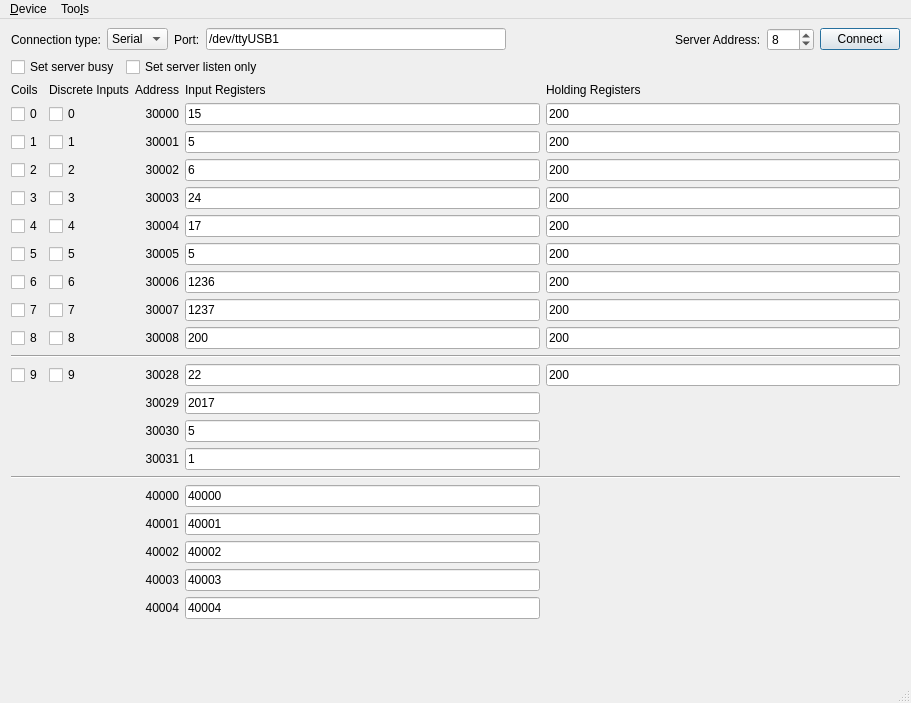
Above: Imitator/mainwindow.ui from Aleksey710/climatecontrolsystem before the change. Below: the same form after it.
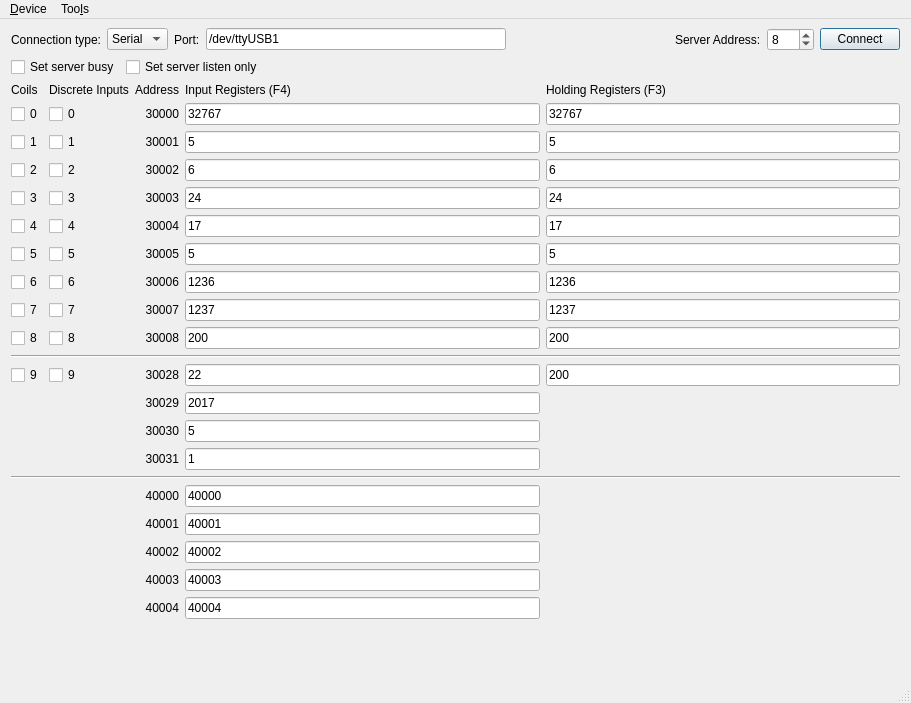
That is the form after the change. Icons and pictures are not drawn.

Patch:
```diff
--- a/Imitator/mainwindow.ui
+++ b/Imitator/mainwindow.ui
@@ -286,7 +286,7 @@
       <item row="4" column="4">
        <widget class="QLineEdit" name="holdReg_30003">
         <property name="text">
-         <string>200</string>
+         <string>24</string>
         </property>
         <property name="maxLength">
          <number>32767</number>
@@ -322,7 +322,7 @@
       <item row="0" column="3">
        <widget class="QLabel" name="inputRegisters">
         <property name="text">
-         <string>Input Registers</string>
+         <string>Input Registers (F4)</string>
         </property>
        </widget>
       </item>
@@ -369,7 +369,7 @@
       <item row="0" column="4">
        <widget class="QLabel" name="holdingRegisters">
         <property name="text">
-         <string>Holding Registers</string>
+         <string>Holding Registers (F3)</string>
         </property>
        </widget>
       </item>
@@ -425,7 +425,7 @@
       <item row="6" column="4">
        <widget class="QLineEdit" name="holdReg_30005">
         <property name="text">
-         <string>200</string>
+         <string>5</string>
         </property>
         <property name="maxLength">
          <number>32767</number>
@@ -465,7 +465,7 @@
       <item row="2" column="4">
        <widget class="QLineEdit" name="holdReg_30001">
         <property name="text">
-         <string>200</string>
+         <string>5</string>
         </property>
         <property name="maxLength">
          <number>32767</number>
@@ -495,7 +495,7 @@
       <item row="8" column="4">
        <widget class="QLineEdit" name="holdReg_30007">
         <property name="text">
-         <string>200</string>
+         <string>1237</string>
         </property>
         <property name="maxLength">
          <number>32767</number>
@@ -551,7 +551,7 @@
       <item row="1" column="3">
        <widget class="QLineEdit" name="inReg_30000">
         <property name="text">
-         <string>15</string>
+         <string>32767</string>
         </property>
         <property name="maxLength">
          <number>32767</number>
@@ -652,7 +652,7 @@
       <item row="5" column="4">
        <widget class="QLineEdit" name="holdReg_30004">
         <property name="text">
-         <string>200</string>
+         <string>17</string>
         </property>
         <property name="maxLength">
          <number>32767</number>
@@ -735,7 +735,7 @@
       <item row="3" column="4">
        <widget class="QLineEdit" name="holdReg_30002">
         <property name="text">
-         <string>200</string>
+         <string>6</string>
         </property>
         <property name="maxLength">
          <number>32767</number>
@@ -748,7 +748,7 @@
       <item row="7" column="4">
        <widget class="QLineEdit" name="holdReg_30006">
         <property name="text">
-         <string>200</string>
+         <string>1236</string>
         </property>
         <property name="maxLength">
          <number>32767</number>
@@ -761,7 +761,7 @@
       <item row="1" column="4">
        <widget class="QLineEdit" name="holdReg_30000">
         <property name="text">
-         <string>200</string>
+         <string>32767</string>
         </property>
         <property name="maxLength">
          <number>32767</number>
```
